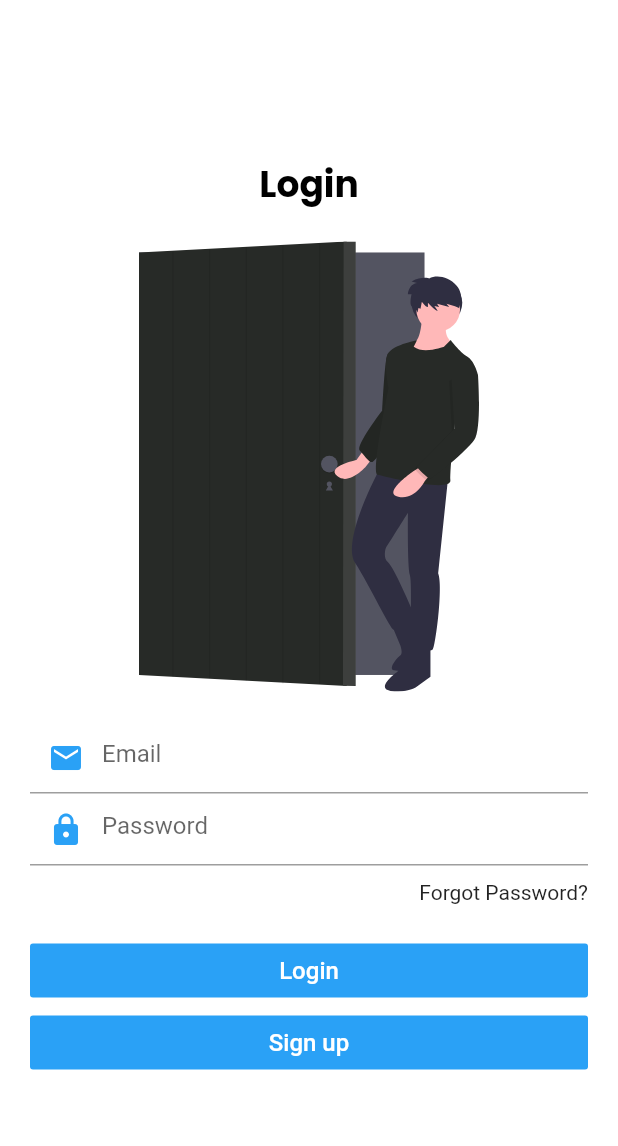
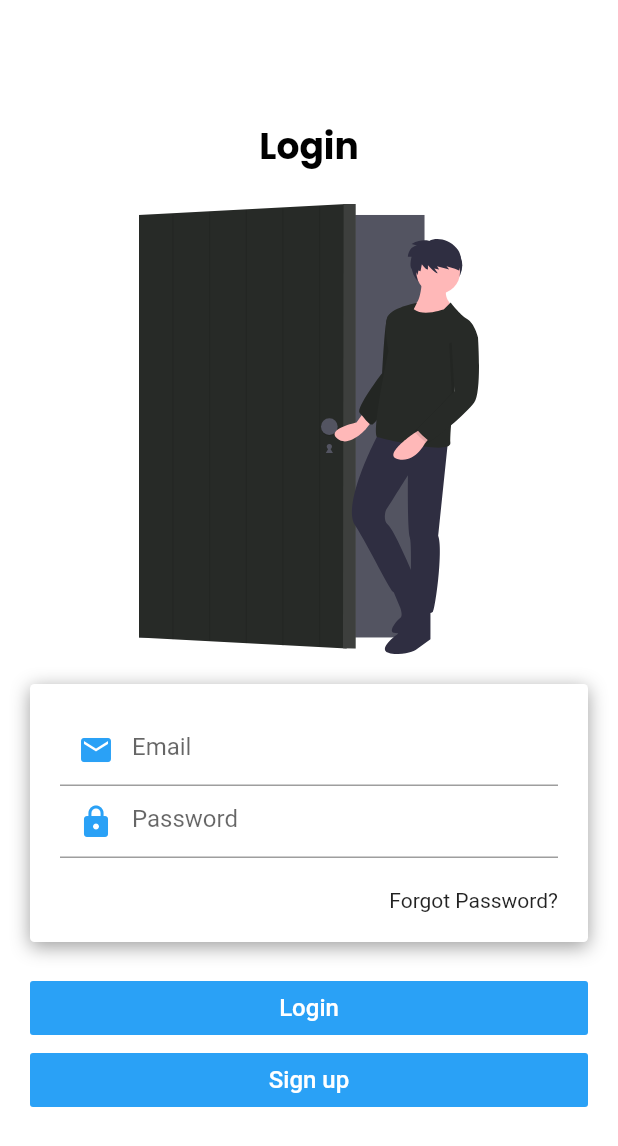
Before and after one commit to Hcastro1515/TuTiempo, a Flutter app: the LoginPage screen opened directly, on a phone screen of 412 x 824 dp. Shown: the top 1146 px of the screen. Run offline on Flutter 3.47's test engine with Material 2 defaults, Android fonts, the phone set to English and light mode, and no system bars; our stand-ins replace cloud_firestore, firebase_auth, firebase_core, flutter_svg, get, google_fonts; accounts and stored records are empty.

Commit message:
added ContainerBox around TextFields

```diff
--- a/lib/screens/login.dart
+++ b/lib/screens/login.dart
@@ -41,9 +41,21 @@ class LoginPage extends GetWidget<AuthController> {
                     height: 300,
                     child: SvgPicture.asset(logInImage),
                   ),
-                  SizedBox(
-                    height: 20,
-                  ),
+                  Container(
+                    decoration: BoxDecoration(
+                        color: Colors.white,
+                        borderRadius: BorderRadius.circular(3),
+                        boxShadow: [
+                          BoxShadow(
+                              blurRadius: 10,
+                              color: Colors.grey,
+                              offset: Offset(0, 3))
+                        ]),
+                    width: double.infinity,
+                    padding: EdgeInsets.only(
+                        top: 20, bottom: 20, left: 20, right: 20),
+                    margin: EdgeInsets.only(bottom: 20, top: 20),
+                    child: Column(children: [
                       TextFormField(
                         textInputAction: TextInputAction.next,
                         keyboardType: TextInputType.emailAddress,
@@ -73,7 +85,7 @@ class LoginPage extends GetWidget<AuthController> {
                         ),
                       ),
                       SizedBox(
-                    height: 10,
+                        height: 20,
                       ),
                       Row(
                         mainAxisAlignment: MainAxisAlignment.end,
@@ -81,8 +93,7 @@ class LoginPage extends GetWidget<AuthController> {
                           Text("Forgot Password?"),
                         ],
                       ),
-                  SizedBox(
-                    height: 20,
+                    ]),
                   ),
                   RaisedButton(
                     elevation: 0,
```
Lines whose indentation alone changed are shown as unchanged.
